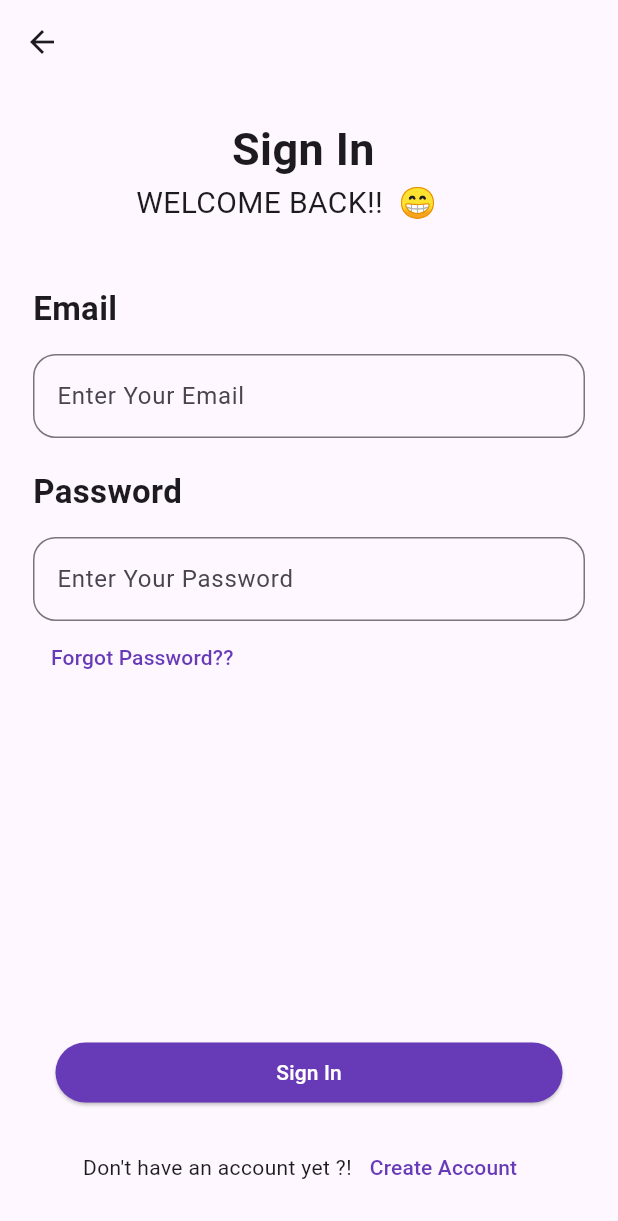
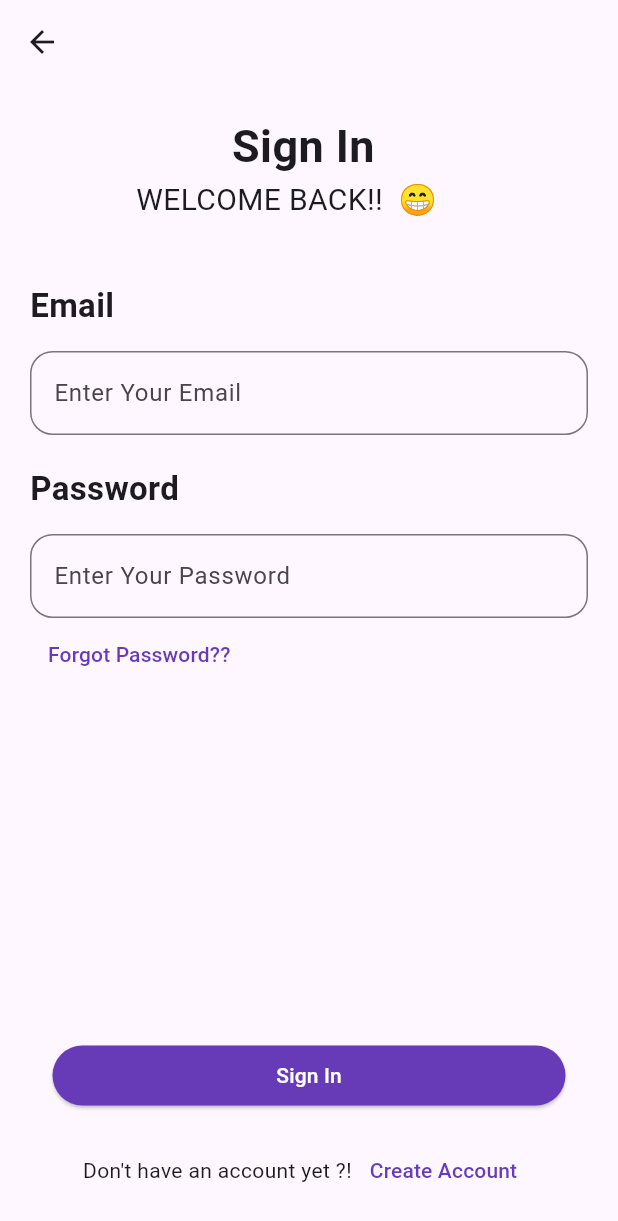
Before and after one commit to adhammm14/Dr.go, a Flutter app: the logInScreen screen opened directly, on a phone screen of 412 x 824 dp. Shown: the top 1221 px of the screen. Run offline on Flutter 3.47's test engine with Material 3 defaults, Android fonts, the phone set to English and light mode, and no system bars; our stand-ins replace animated_bottom_navigation_bar, bloc, cloud_firestore, firebase_auth, firebase_core, flutter_bloc and 2 more; accounts and stored records are empty.

Commit message:
last version of Login Design

```diff
--- a/lib/modules/loginPages/LoginPage.dart
+++ b/lib/modules/loginPages/LoginPage.dart
@@ -6,7 +6,7 @@ class logInScreen extends StatelessWidget {
     return Scaffold(
       appBar: AppBar(),
       body: Padding(
-        padding: EdgeInsets.all(22.0),
+        padding: EdgeInsets.all(20.0),
         child: Column(
           crossAxisAlignment: CrossAxisAlignment.start,
           children: [
```
